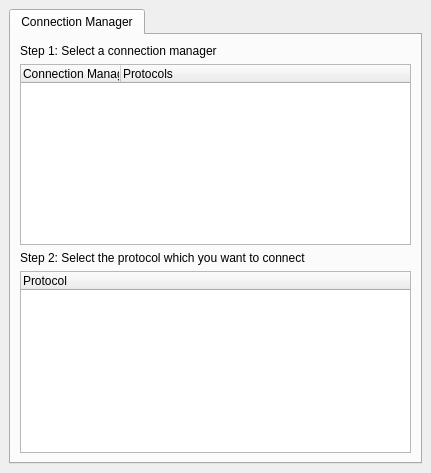
Before: the Qt Designer form protocols/telepathy/ui/telepathyeditaccountwidget.ui in KDE/kopete, drawn with Qt 5.
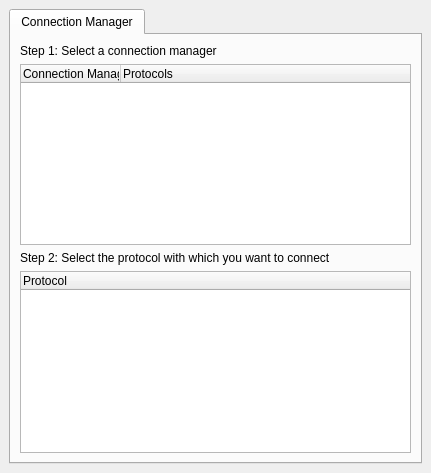
After: the same form once the commit is applied.

```diff
--- a/protocols/telepathy/ui/telepathyeditaccountwidget.ui
+++ b/protocols/telepathy/ui/telepathyeditaccountwidget.ui
@@ -43,7 +43,7 @@
          <item>
           <widget class="QLabel" name="label_2" >
            <property name="text" >
-            <string>Step 2: Select the protocol which you want to connect</string>
+            <string>Step 2: Select the protocol with which you want to connect</string>
            </property>
           </widget>
          </item>
```
